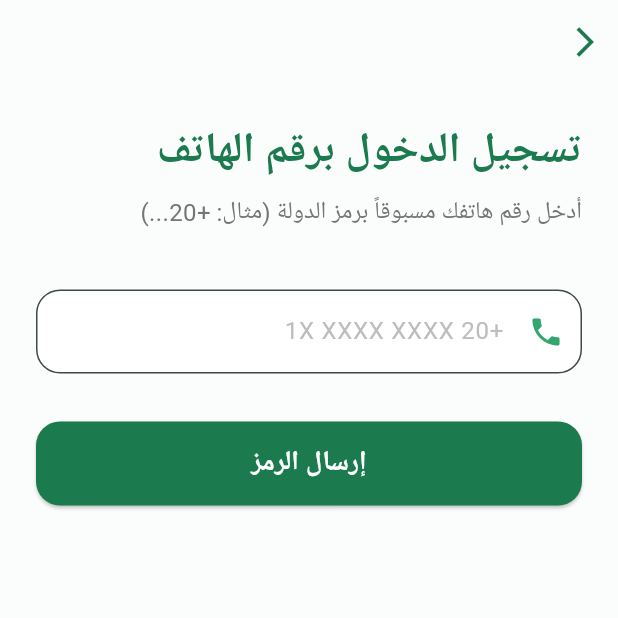
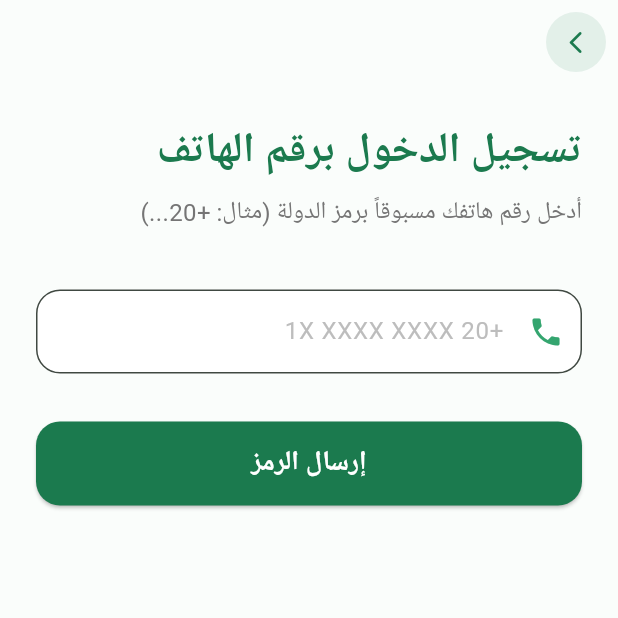
Before and after one commit to mhmod33/NiyyahTracker-mobile-app-ai, a Flutter app: the PhoneAuthPage screen opened directly, on a phone screen of 412 x 824 dp, the top half of it. Run offline on Flutter 3.47's test engine with Material 3 defaults, Android fonts, the phone set to English and light mode, and no system bars; our stand-ins replace adhan, cloud_firestore, firebase_auth, firebase_core, fl_chart, flutter_map and 10 more; missing offline and left inert: flutter_qiblah, quran; accounts and stored records are empty; generated files the repository leaves out were written again; Roboto replaces fonts that are missing (Cairo).

```diff
--- a/lib/features/auth/phone_auth_page.dart
+++ b/lib/features/auth/phone_auth_page.dart
@@ -96,9 +96,18 @@ class _PhoneAuthPageState extends State<PhoneAuthPage> {
         appBar: AppBar(
           backgroundColor: Colors.transparent,
           elevation: 0,
-          leading: IconButton(
-            icon: const Icon(Icons.arrow_back_ios, color: AppColors.darkGreen),
-            onPressed: () => Navigator.pop(context),
+          leading: Padding(
+            padding: const EdgeInsets.all(8.0),
+            child: GestureDetector(
+              onTap: () => Navigator.pop(context),
+              child: Container(
+                decoration: BoxDecoration(
+                  color: AppColors.darkGreen.withOpacity(0.1),
+                  shape: BoxShape.circle,
+                ),
+                child: const Icon(Icons.arrow_forward_ios_rounded, color: AppColors.darkGreen, size: 18),
+              ),
+            ),
           ),
         ),
         body: Padding(
```
Also changed, not shown: lib/features/reports/reports_page.dart (+5 -3 lines).
